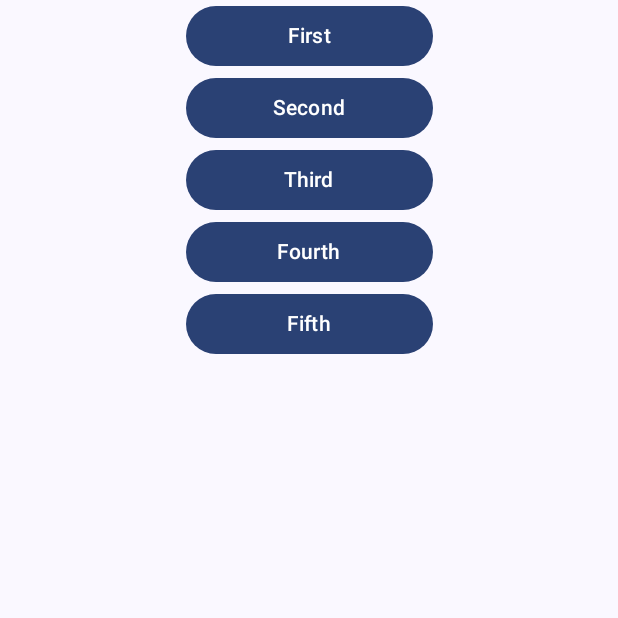
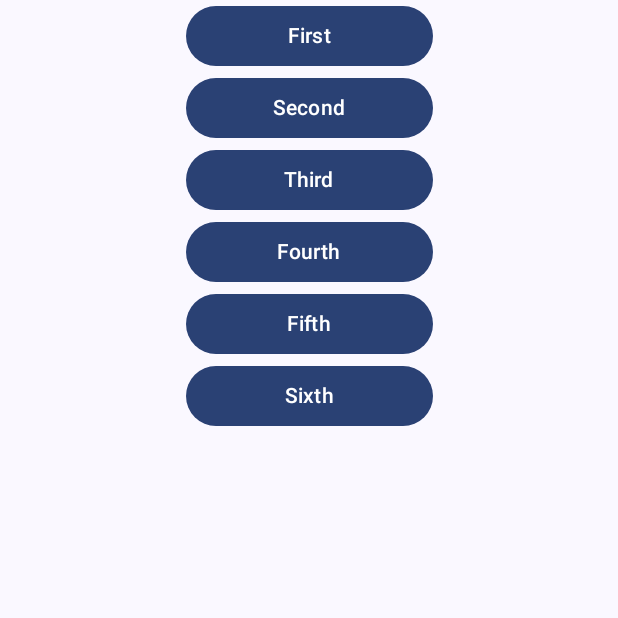
Before and after one commit to Gizcerbes/ComposeTrainee, an Android app built with Jetpack Compose: the screen it shows after launch (MainActivity), on a phone screen of 412 x 824 dp, the top half of it. Run offline under Robolectric (Android 15) with nearby library versions, the phone set to English and light mode, and no system bars.

```diff
--- a/app/src/main/java/com/uogames/composetranee/MainActivity.kt
+++ b/app/src/main/java/com/uogames/composetranee/MainActivity.kt
@@ -3,6 +3,7 @@ package com.uogames.composetranee
 import android.os.Bundle
 import androidx.activity.ComponentActivity
 import androidx.activity.compose.setContent
+import androidx.compose.foundation.layout.fillMaxSize
 import androidx.compose.material3.MaterialTheme
 import androidx.compose.material3.Surface
 import androidx.compose.ui.Modifier
@@ -14,7 +15,7 @@ class MainActivity : ComponentActivity() {
 		super.onCreate(savedInstanceState)
 		setContent {
 			ComposeTraineeTheme {
-				Surface(modifier = Modifier, color = MaterialTheme.colorScheme.background) {
+				Surface(modifier = Modifier.fillMaxSize(), color = MaterialTheme.colorScheme.background) {
 					NavigationScreen.Show()
 				}
 			}
--- a/app/src/main/java/com/uogames/composetranee/ui/screen/FifthScreen.kt
+++ b/app/src/main/java/com/uogames/composetranee/ui/screen/FifthScreen.kt
@@ -39,6 +39,7 @@ object FifthScreen {
 				Third()
 				HorizontalDivider()
 				Forth()
+				HorizontalDivider()
 			}
 		}
 	}
--- a/app/src/main/java/com/uogames/composetranee/ui/screen/NavigationScreen.kt
+++ b/app/src/main/java/com/uogames/composetranee/ui/screen/NavigationScreen.kt
@@ -26,6 +26,7 @@ object NavigationScreen {
 	private val third = Destination(route = "third")
 	private val forth = Destination(route = "forth")
 	private val fifth = Destination(route = "fifth")
+	private val sixth = Destination(route = "sixth")
 
 
 	@Composable
@@ -44,11 +45,14 @@ object NavigationScreen {
 			composable(third.route) {
 				ThirdScreen.Show()
 			}
-			composable(forth.route){
+			composable(forth.route) {
 				ForthScreen.Show()
 			}
-			composable(fifth.route){
+			composable(fifth.route) {
 				FifthScreen.Show()
+			}
+			composable(sixth.route) {
+				SixthScreen.Show()
 			}
 		}
 
@@ -62,7 +66,7 @@ object NavigationScreen {
 			modifier = Modifier.fillMaxSize(),
 			contentAlignment = Alignment.TopCenter,
 		) {
-			Column(modifier = Modifier.fillMaxWidth(0.4f)){
+			Column(modifier = Modifier.fillMaxWidth(0.4f)) {
 				Button(
 					modifier = Modifier.fillMaxWidth(),
 					onClick = { navController.navigate(first.routeWithParams) }
@@ -93,6 +97,12 @@ object NavigationScreen {
 				) {
 					Text(text = "Fifth")
 				}
+				Button(
+					modifier = Modifier.fillMaxWidth(),
+					onClick = { navController.navigate(sixth.route) }
+				) {
+					Text(text = "Sixth")
+				}
 			}
 		}
 	}
```
Also changed, not shown: app/src/main/java/com/uogames/composetranee/ui/screen/SixthScreen.kt (added, +73 -0 lines), app/src/main/java/com/uogames/composetranee/ui/screen/ThirdScreen.kt (+8 -3 lines).
